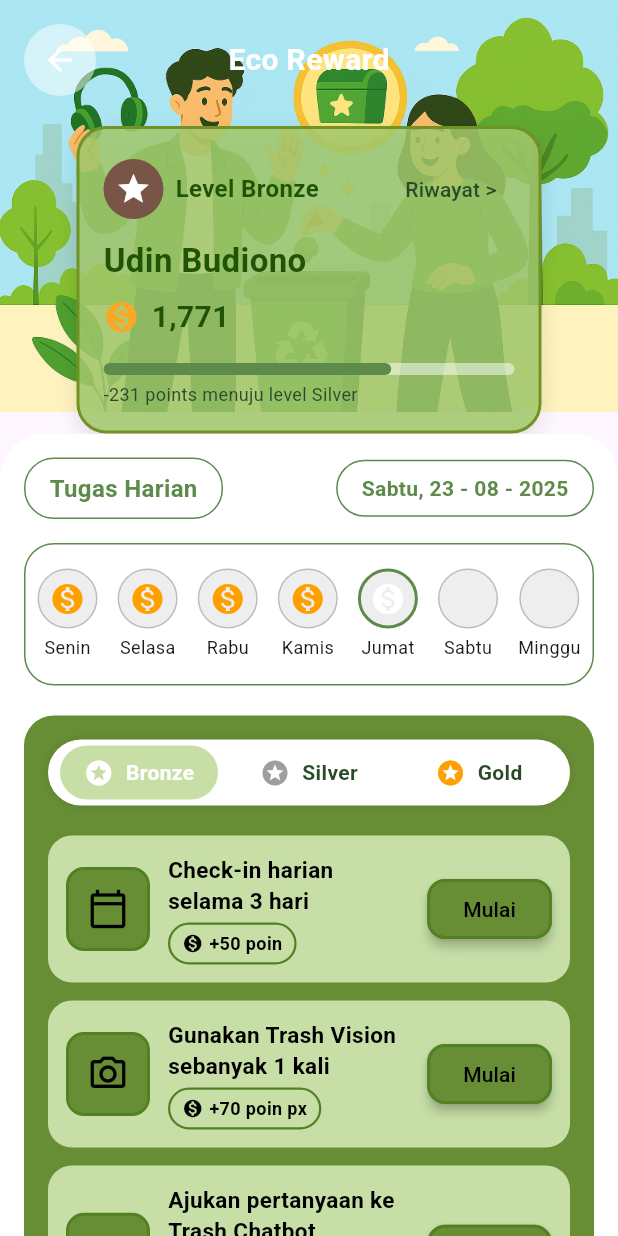
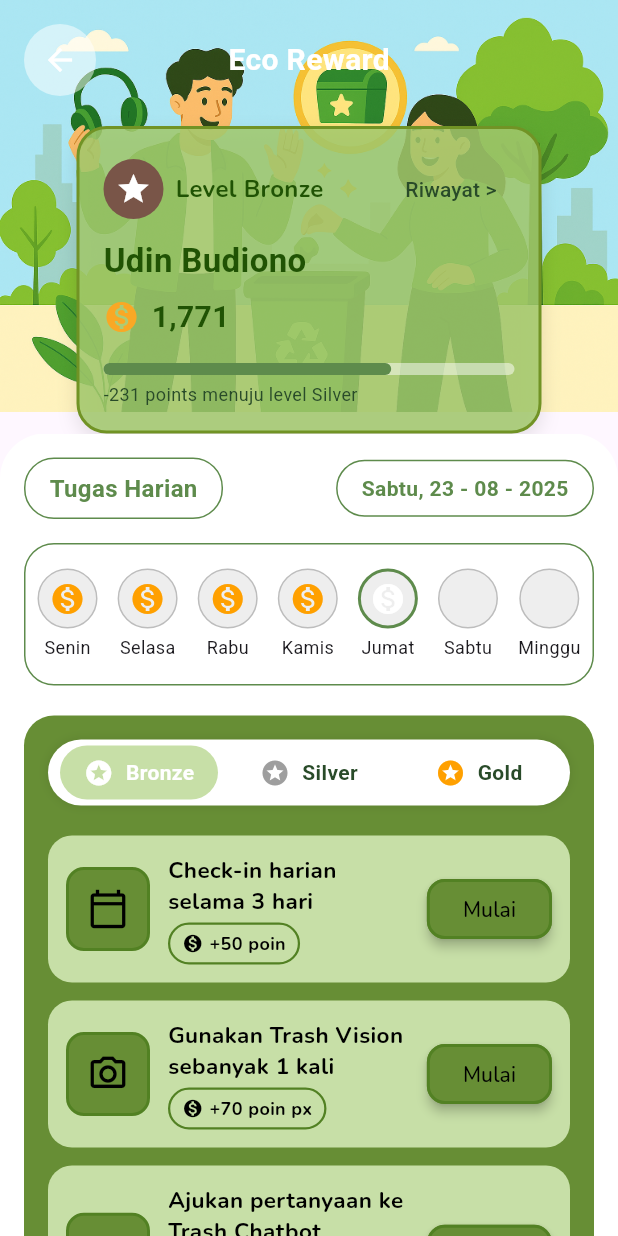
Before and after one commit to Monikahung/Trashvisor, a Flutter app: the EcoRewardPage screen opened directly, on a phone screen of 412 x 824 dp. Run offline on Flutter 3.47's test engine with Material 3 defaults, Android fonts, the phone set to English and light mode, and no system bars; our stand-ins replace camera, dio, flutter_dotenv, flutter_markdown, geolocator, google_maps_flutter and 3 more; missing offline and left inert: flutter_polyline_points; accounts and stored records are empty.

Commit message:
revisi trashreward_page_1.dart

```diff
--- a/lib/pages/trashreward/trashreward_page_1.dart
+++ b/lib/pages/trashreward/trashreward_page_1.dart
@@ -132,19 +132,35 @@ class _EcoRewardPageState extends State<EcoRewardPage> {
                 const SizedBox(width: 8),
                 Text(
                   'Level ${levels[_selectedLevelIndex]}',
-                  style: const TextStyle(fontWeight: FontWeight.bold, fontSize: 16, color: AppColors.deepForestGreen),
+                  style: const TextStyle(
+                    fontWeight: FontWeight.bold,
+                    fontSize: 16,
+                    color: AppColors.deepForestGreen,
+                    fontFamily: 'Nunito', // <-- FONT NUNITO
+                  ),
                 ),
                 const Spacer(),
                 TextButton(
                   onPressed: () { /* Navigasi ke halaman riwayat */ },
-                  child: const Text('Riwayat >', style: TextStyle(color: AppColors.darkMossGreen)),
+                  child: const Text(
+                    'Riwayat >',
+                    style: TextStyle(
+                      color: AppColors.darkMossGreen,
+                      fontFamily: 'Roboto', // <-- FONT ROBOTO
+                    ),
+                  ),
                 ),
               ],
             ),
             const SizedBox(height: 8),
             const Text(
                 'Udin Budiono',
-                style: TextStyle(fontSize: 22, fontWeight: FontWeight.bold, color: AppColors.deepForestGreen)
+                style: TextStyle(
+                  fontSize: 22,
+                  fontWeight: FontWeight.bold,
+                  color: AppColors.deepForestGreen,
+                  fontFamily: 'Roboto', // <-- FONT ROBOTO
+                )
             ),
             const SizedBox(height: 8),
             Row(
@@ -153,7 +169,12 @@ class _EcoRewardPageState extends State<EcoRewardPage> {
                 const SizedBox(width: 8),
                 const Text(
                     '1,771',
-                    style: TextStyle(fontSize: 20, fontWeight: FontWeight.bold, color: AppColors.deepForestGreen)
+                    style: TextStyle(
+                      fontSize: 20,
+                      fontWeight: FontWeight.bold,
+                      color: AppColors.deepForestGreen,
+                      fontFamily: 'Roboto', // <-- FONT ROBOTO
+                    )
                 ),
               ],
             ),
@@ -168,7 +189,11 @@ class _EcoRewardPageState extends State<EcoRewardPage> {
             const SizedBox(height: 4),
             Text(
                 progressTexts[_selectedLevelIndex],
-                style: const TextStyle(fontSize: 12, color: AppColors.darkMossGreen)
+                style: const TextStyle(
+                  fontSize: 12,
+                  color: AppColors.darkMossGreen,
+                  fontFamily: 'Roboto', // <-- FONT ROBOTO
+                )
             ),
           ],
         ),
@@ -254,6 +279,7 @@ class _EcoRewardPageState extends State<EcoRewardPage> {
                   color: AppColors.rewardGreenPrimary,
                   fontWeight: FontWeight.bold,
                   fontSize: 16,
+                  fontFamily: 'Roboto', // <-- FONT ROBOTO
                 ),
               ),
             ),
@@ -270,6 +296,7 @@ class _EcoRewardPageState extends State<EcoRewardPage> {
                   color: AppColors.rewardGreenPrimary,
                   fontWeight: FontWeight.bold,
                   fontSize: 14,
+                  fontFamily: 'Roboto', // <-- FONT ROBOTO
                 ),
               ),
             ),
@@ -288,7 +315,6 @@ class _EcoRewardPageState extends State<EcoRewardPage> {
             children: days.map((dayData) {
               return _buildDayItem(
                 day: dayData['day'] as String,
-                points: dayData['points'] as String,
                 isCompleted: dayData['completed'] as bool,
                 isCurrent: dayData['isCurrent'] as bool,
               );
@@ -299,13 +325,12 @@ class _EcoRewardPageState extends State<EcoRewardPage> {
     );
   }
 
-  // Fungsi Item Hari (TANPA TEKS POIN)
-  Widget _buildDayItem({required String day, required String points, required bool isCompleted, required bool isCurrent}) {
+  // Fungsi Item Hari
+  Widget _buildDayItem({required String day, required bool isCompleted, required bool isCurrent}) {
     bool hasCoin = isCompleted || isCurrent;
 
     return Column(
       children: [
-        // Teks poin dihapus dari sini
         Container(
           width: 40,
           height: 40,
@@ -326,7 +351,13 @@ class _EcoRewardPageState extends State<EcoRewardPage> {
               : null,
         ),
         const SizedBox(height: 4),
-        Text(day, style: const TextStyle(fontSize: 12)),
+        Text(
+          day,
+          style: const TextStyle(
+            fontSize: 12,
+            fontFamily: 'Roboto', // <-- FONT ROBOTO
+          ),
+        ),
       ],
     );
   }
@@ -680,9 +711,10 @@ class MissionCard extends StatelessWidget {
                 Text(
                     title,
                     style: TextStyle(
-                        color: iconAndTextColor,
-                        fontWeight: FontWeight.bold,
-                        fontSize: 15
+                      color: iconAndTextColor,
+                      fontWeight: FontWeight.bold,
+                      fontSize: 15,
+                      fontFamily: 'Nunito', // <-- FONT NUNITO
                     )
                 ),
                 const SizedBox(height: 4),
@@ -708,9 +740,10 @@ class MissionCard extends StatelessWidget {
                       Text(
                           points,
                           style: TextStyle(
-                              color: pointsTextColor,
-                              fontSize: 12,
-                              fontWeight: FontWeight.bold
+                            color: pointsTextColor,
+                            fontSize: 12,
+                            fontWeight: FontWeight.bold,
+                            fontFamily: 'Nunito', // <-- FONT NUNITO
                           )
                       ),
                     ],
@@ -734,7 +767,10 @@ class MissionCard extends StatelessWidget {
               ),
               elevation: 3,
             ),
-            child: const Text('Mulai'),
+            child: const Text(
+              'Mulai',
+              style: TextStyle(fontFamily: 'Nunito'), // <-- FONT NUNITO
+            ),
           ),
         ],
       ),
```
